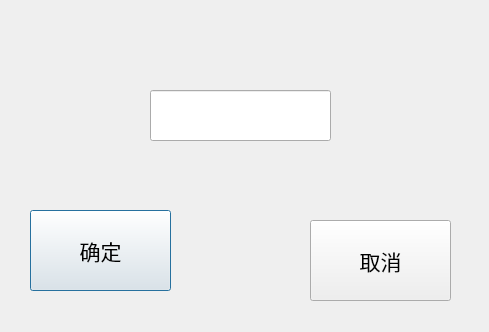
First picture: the form in editsize.ui, repository QDXW/Filing_Upper, before the edit.
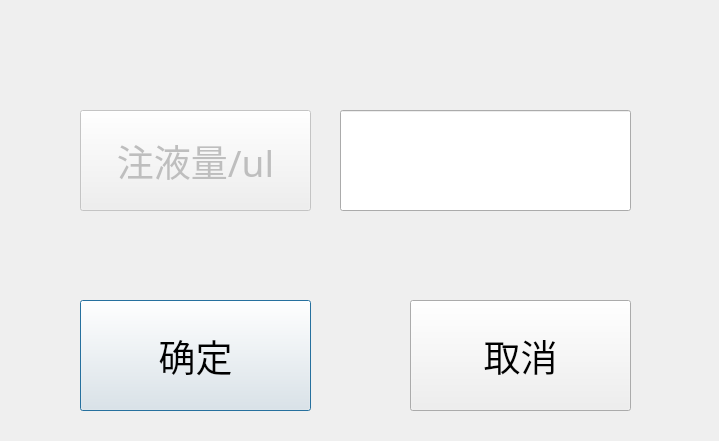
Second picture: the form after the edit.

What changed in the file:
```diff
--- a/editsize.ui
+++ b/editsize.ui
@@ -6,8 +6,8 @@
    <rect>
     <x>0</x>
     <y>0</y>
-    <width>489</width>
-    <height>332</height>
+    <width>719</width>
+    <height>441</height>
    </rect>
   </property>
   <property name="windowTitle">
@@ -16,32 +16,32 @@
   <widget class="QLineEdit" name="lineEdit">
    <property name="geometry">
     <rect>
-     <x>150</x>
-     <y>90</y>
-     <width>181</width>
-     <height>51</height>
+     <x>340</x>
+     <y>110</y>
+     <width>291</width>
+     <height>101</height>
     </rect>
    </property>
    <property name="font">
     <font>
      <family>华文楷体</family>
-     <pointsize>20</pointsize>
+     <pointsize>32</pointsize>
     </font>
    </property>
   </widget>
   <widget class="QPushButton" name="pushButton">
    <property name="geometry">
     <rect>
-     <x>30</x>
-     <y>210</y>
-     <width>141</width>
-     <height>81</height>
+     <x>80</x>
+     <y>300</y>
+     <width>231</width>
+     <height>111</height>
     </rect>
    </property>
    <property name="font">
     <font>
      <family>新宋体</family>
-     <pointsize>16</pointsize>
+     <pointsize>28</pointsize>
     </font>
    </property>
    <property name="text">
@@ -51,22 +51,44 @@
   <widget class="QPushButton" name="pushButton_2">
    <property name="geometry">
     <rect>
-     <x>310</x>
-     <y>220</y>
-     <width>141</width>
-     <height>81</height>
+     <x>410</x>
+     <y>300</y>
+     <width>221</width>
+     <height>111</height>
     </rect>
    </property>
    <property name="font">
     <font>
      <family>新宋体</family>
-     <pointsize>16</pointsize>
+     <pointsize>28</pointsize>
     </font>
    </property>
    <property name="text">
     <string>取消</string>
    </property>
   </widget>
+  <widget class="QPushButton" name="pushButton_3">
+   <property name="enabled">
+    <bool>false</bool>
+   </property>
+   <property name="geometry">
+    <rect>
+     <x>80</x>
+     <y>110</y>
+     <width>231</width>
+     <height>101</height>
+    </rect>
+   </property>
+   <property name="font">
+    <font>
+     <family>楷体</family>
+     <pointsize>28</pointsize>
+    </font>
+   </property>
+   <property name="text">
+    <string>注液量/ul</string>
+   </property>
+  </widget>
  </widget>
  <resources/>
  <connections/>
```
